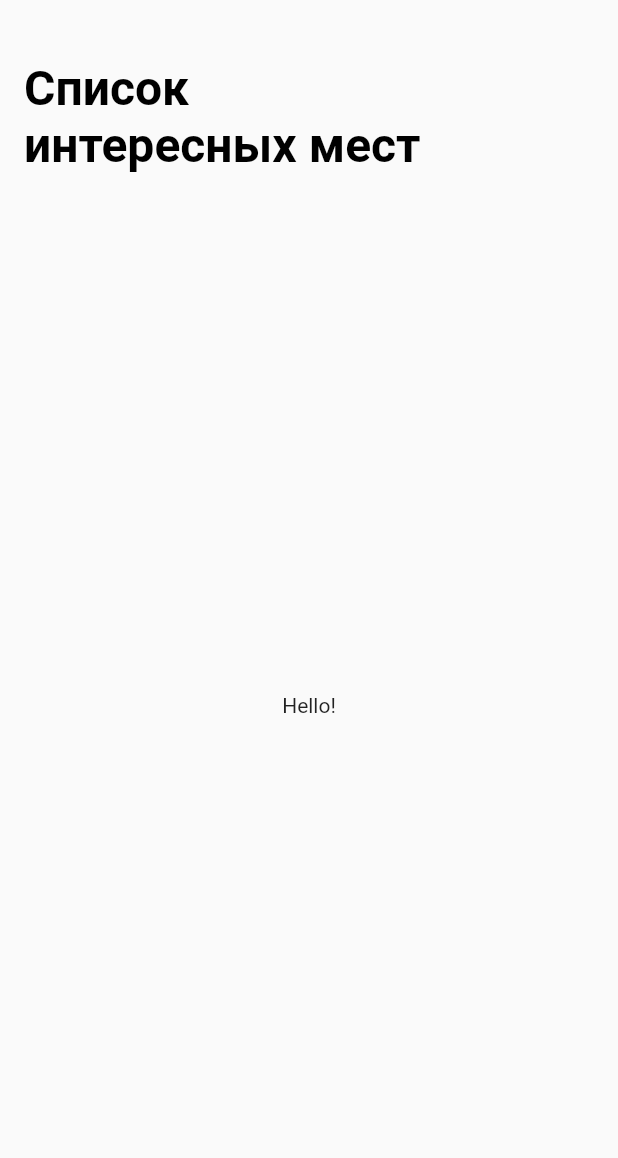
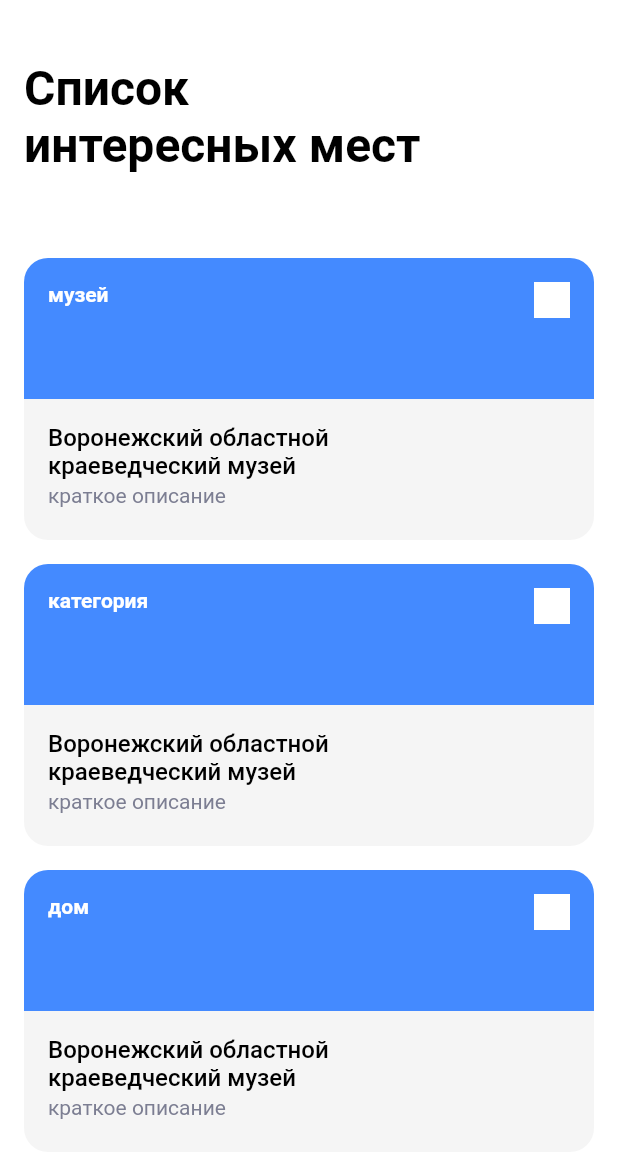
Before and after one commit to aiserrock/surf-flutter-course-zaikin, a Flutter app: the screen it shows after launch, on a phone screen of 412 x 824 dp. Shown: the top 1158 px of the screen. Run offline on Flutter 3.47's test engine with Material 2 defaults, Android fonts, the phone set to English and light mode, and no system bars.

Commit message:
4-6-2 layout card complited

```diff
--- /dev/null
+++ b/lib/ui/screen/sight_card.dart
@@ -0,0 +1,118 @@
+import 'package:flutter/material.dart';
+
+class SightCard extends StatelessWidget {
+  final String type;
+
+  const SightCard({Key? key, required this.type}) : super(key: key);
+
+  @override
+  Widget build(BuildContext context) {
+    return SizedBox(
+      height: 188,
+      child: Column(
+        children: [
+          Expanded(
+            child: Stack(
+              children: [
+                const CustomImage(),
+                Positioned(
+                  right: 16,
+                  top: 16,
+                  child: Container(
+                    width: 24,
+                    height: 24,
+                    color: Colors.white,
+                  ),
+                ),
+                Positioned(
+                  top: 16,
+                  left: 16,
+                  child: Text(
+                    type,
+                    style: const TextStyle(
+                      color: Colors.white,
+                      fontFamily: 'Roboto',
+                      fontWeight: FontWeight.w700,
+                      fontSize: 14,
+                    ),
+                  ),
+                ),
+              ],
+            ),
+          ),
+          const Expanded(
+            child: Description(),
+          ),
+        ],
+      ),
+    );
+  }
+}
+
+class Description extends StatelessWidget {
+  const Description({
+    Key? key,
+  }) : super(key: key);
+
+  @override
+  Widget build(BuildContext context) {
+    return Container(
+      height: 92,
+      width: double.infinity,
+      decoration: const BoxDecoration(
+        color: Color.fromRGBO(245, 245, 245, 1),
+        borderRadius: BorderRadius.only(
+          bottomLeft: Radius.circular(16),
+          bottomRight: Radius.circular(16),
+        ),
+      ),
+      padding: const EdgeInsets.all(16),
+      child: Column(
+        crossAxisAlignment: CrossAxisAlignment.start,
+        children: const [
+          Text(
+            'Воронежский областной\nкраеведческий музей',
+            style: TextStyle(
+              color: Colors.black,
+              fontFamily: 'Roboto',
+              fontWeight: FontWeight.w500,
+              fontSize: 16,
+            ),
+          ),
+          SizedBox(
+            height: 2,
+          ),
+          Text(
+            'краткое описание',
+            style: TextStyle(
+              color: Color.fromRGBO(124, 126, 146, 1),
+              fontFamily: 'Roboto',
+              fontWeight: FontWeight.w400,
+              fontSize: 14,
+            ),
+          ),
+        ],
+      ),
+    );
+  }
+}
+
+class CustomImage extends StatelessWidget {
+  const CustomImage({
+    Key? key,
+  }) : super(key: key);
+
+  @override
+  Widget build(BuildContext context) {
+    return Container(
+      height: 96,
+      decoration: const BoxDecoration(
+        color: Colors.blueAccent,
+        borderRadius: BorderRadius.only(
+          topLeft: Radius.circular(16),
+          topRight: Radius.circular(16),
+        ),
+      ),
+    );
+  }
+}
--- a/lib/ui/screen/sight_list_screen.dart
+++ b/lib/ui/screen/sight_list_screen.dart
@@ -1,4 +1,5 @@
 import 'package:flutter/material.dart';
+import 'package:places/ui/screen/sight_card.dart';
 
 class SightListScreen extends StatefulWidget {
   const SightListScreen({Key? key}) : super(key: key);
@@ -14,7 +15,7 @@ class _SightListScreenState extends State<SightListScreen> {
       appBar: AppBar(
         toolbarHeight: 40,
         elevation: 0,
-        backgroundColor: Theme.of(context).scaffoldBackgroundColor,
+        backgroundColor: Colors.white,
         bottom: const PreferredSize(
           preferredSize: Size.fromHeight(76),
           child: Align(
@@ -34,8 +35,24 @@ class _SightListScreenState extends State<SightListScreen> {
           ),
         ),
       ),
-      body: const Center(
-        child: Text('Hello!'),
+      backgroundColor: Colors.white,
+      body: Center(
+        child: SingleChildScrollView(
+          child: Padding(
+            padding: const EdgeInsets.all(16),
+            child: Column(children: const [
+              SightCard(type: 'музей'),
+              SizedBox(
+                height: 16,
+              ),
+              SightCard(type: 'категория'),
+              SizedBox(
+                height: 16,
+              ),
+              SightCard(type: 'дом'),
+            ]),
+          ),
+        ),
       ),
       resizeToAvoidBottomInset: false,
     );
```
